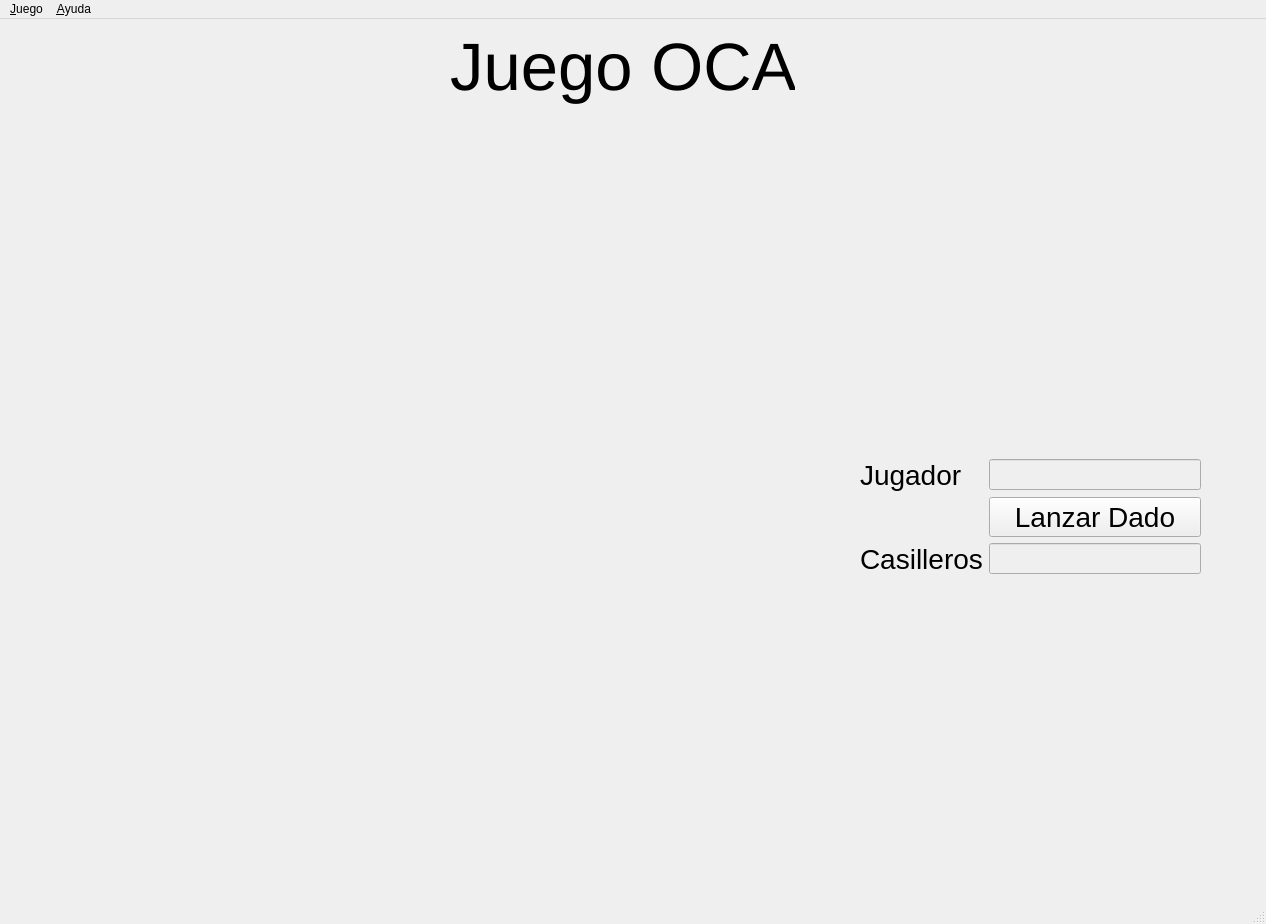
Above: juego_oca.ui from FelixRNV/Juego_OCA before the change. Below: the same form after it.
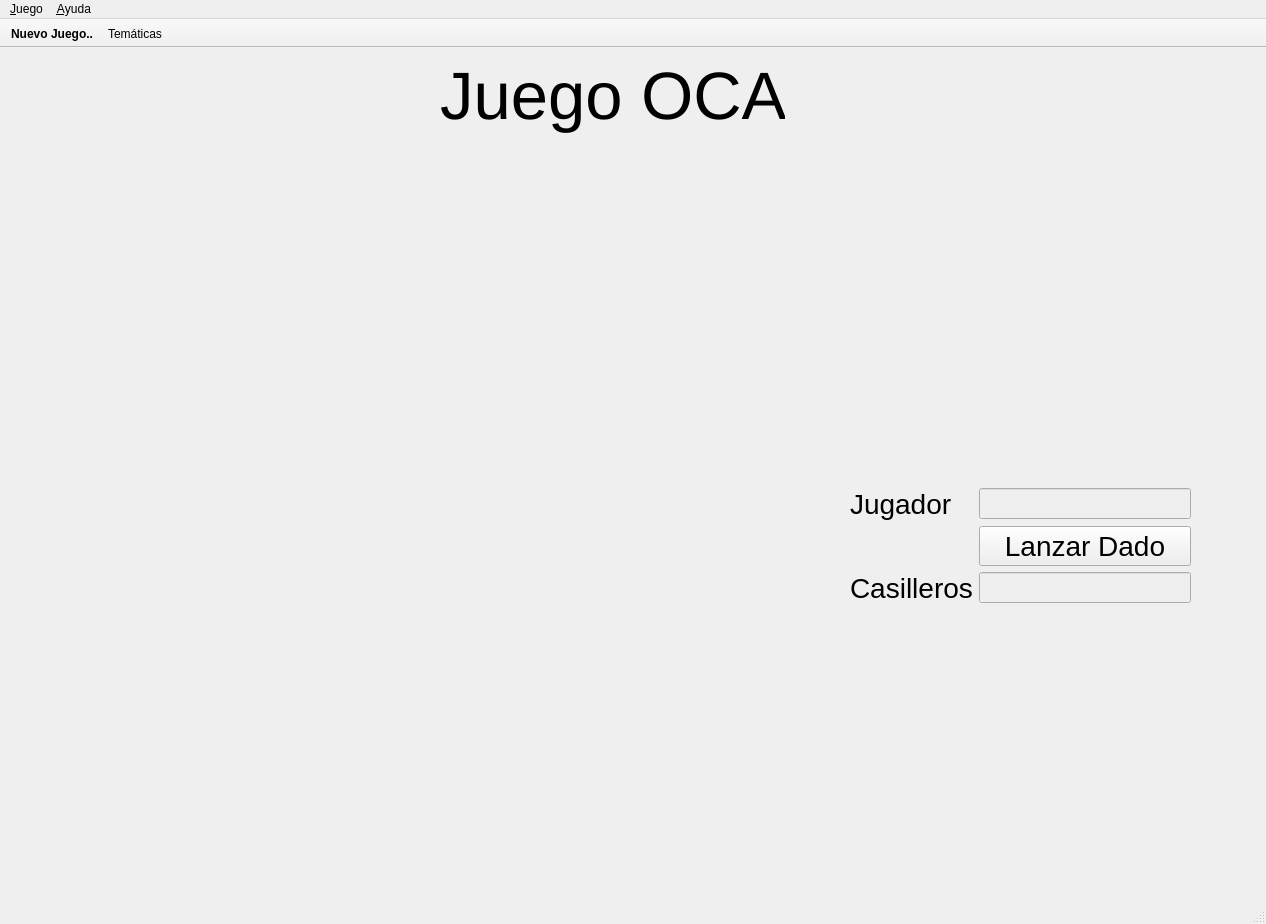
That is the form after the change. Icons and pictures are not drawn. Custom widgets are drawn as their Qt base class.

Commit message: Temas 0.1 - Juego 0.3

```diff
--- a/juego_oca.ui
+++ b/juego_oca.ui
@@ -36,7 +36,7 @@
    <widget class="QWidget" name="widget" native="true">
     <property name="geometry">
      <rect>
-      <x>10</x>
+      <x>0</x>
       <y>0</y>
       <width>1247</width>
       <height>901</height>
@@ -863,9 +863,31 @@
    <addaction name="menuAyuda"/>
   </widget>
   <widget class="QStatusBar" name="statusbar"/>
+  <widget class="QToolBar" name="toolBar">
+   <property name="windowTitle">
+    <string>toolBar</string>
+   </property>
+   <property name="movable">
+    <bool>false</bool>
+   </property>
+   <property name="floatable">
+    <bool>false</bool>
+   </property>
+   <attribute name="toolBarArea">
+    <enum>TopToolBarArea</enum>
+   </attribute>
+   <attribute name="toolBarBreak">
+    <bool>false</bool>
+   </attribute>
+   <addaction name="action_Nuevo"/>
+   <addaction name="action_Tem_ticas"/>
+  </widget>
   <action name="action_Nuevo">
    <property name="text">
-    <string>&amp;Nuevo..</string>
+    <string>&amp;Nuevo Juego..</string>
+   </property>
+   <property name="toolTip">
+    <string>Nuevo Juego..</string>
    </property>
    <property name="font">
     <font>
```
Left out of the diff: 23 changed lines with no effect on the pictures. The commit also changes 8 other files.
